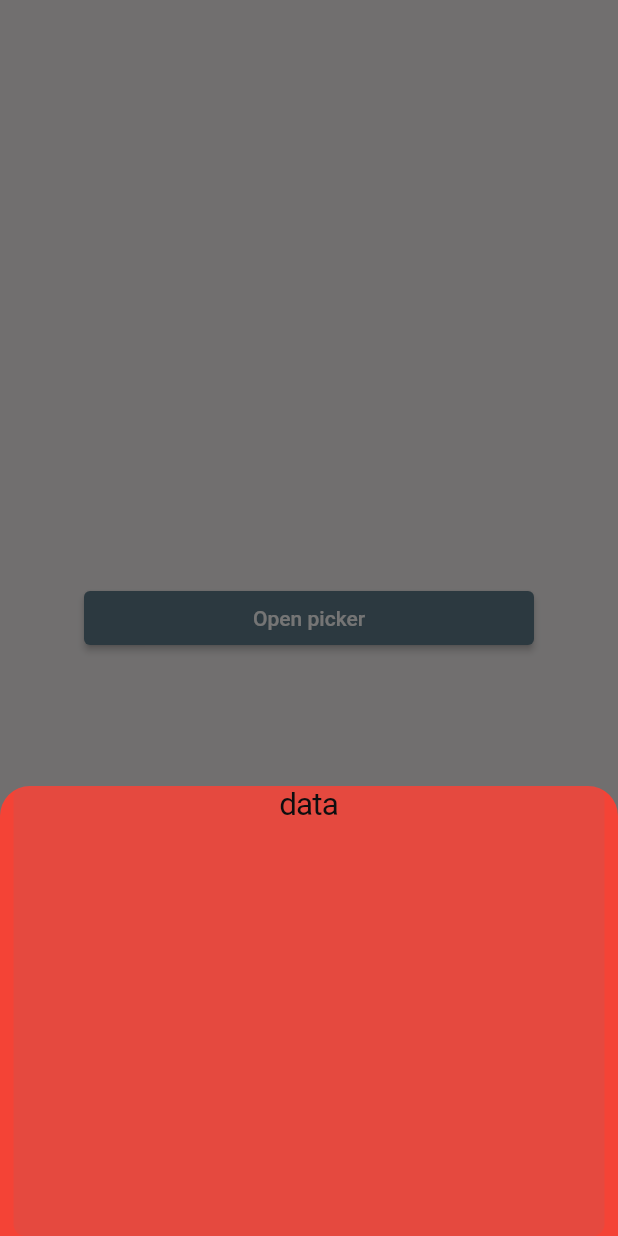
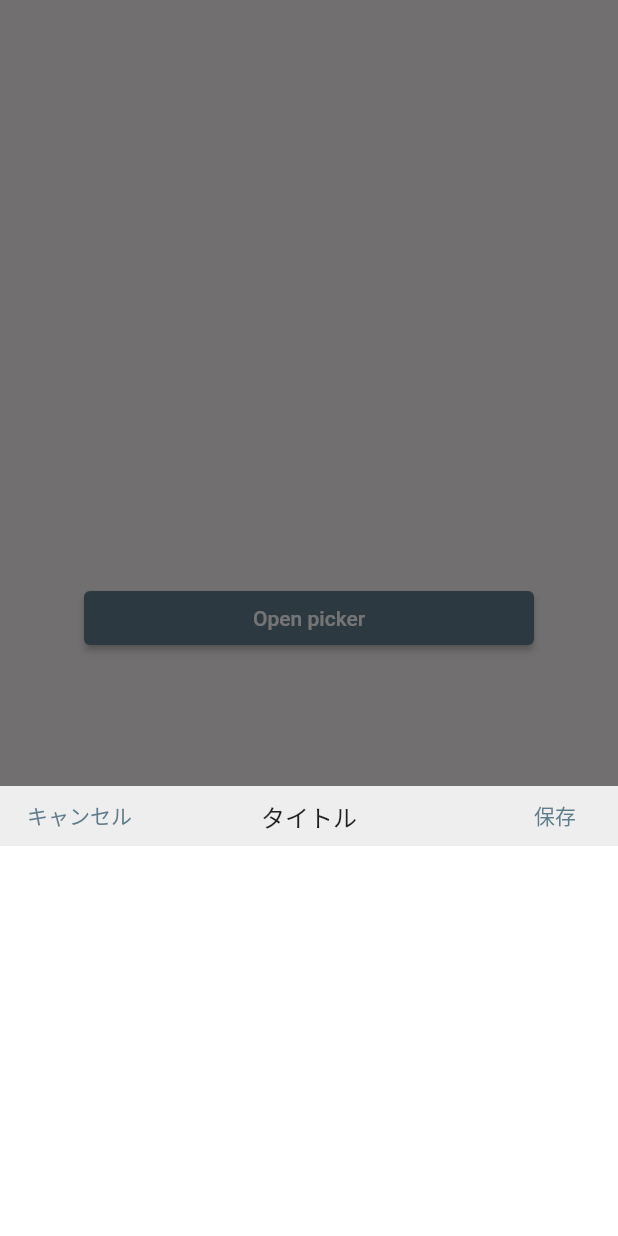
Before and after one commit to daisukemaki1003/flutter-japanese-address-picker, a Flutter app: the screen it shows after launch, after a tap on "Open picker", on a phone screen of 412 x 824 dp. Run offline on Flutter 3.47's test engine with Material 2 defaults, Android fonts, the phone set to English and light mode, and no system bars.

Commit message:
リファクタリング

```diff
--- a/example/lib/main.dart
+++ b/example/lib/main.dart
@@ -39,9 +39,7 @@ class ExampleApp extends StatelessWidget {
           SizedBox(
             width: buttonWidth,
             child: ElevatedButton(
-              onPressed: () {
-                const JapanesePrefecturePicker().show(context);
-              },
+              onPressed: () => _showButtomPicker(context),
               child: const Text('Open picker'),
             ),
           ),
@@ -49,4 +47,20 @@ class ExampleApp extends StatelessWidget {
       ),
     );
   }
+
+  _showButtomPicker(BuildContext context) {
+    JapanesePrefecturePicker(
+      header: JapanesePrefecturePickerHeader(
+        title: const Text('タイトル', style: TextStyle(fontSize: 16)),
+        leading: TextButton(
+          onPressed: () {},
+          child: const Text('キャンセル', style: TextStyle(fontSize: 14)),
+        ),
+        trailing: TextButton(
+          onPressed: () {},
+          child: const Text('保存', style: TextStyle(fontSize: 14)),
+        ),
+      ),
+    ).show(context);
+  }
 }
--- a/lib/japanese_prefecture_picker.dart
+++ b/lib/japanese_prefecture_picker.dart
@@ -1,67 +1,4 @@
-import 'package:flutter/cupertino.dart';
-import 'package:flutter/material.dart';
+library japanese_prefecture_picker;
 
-class JapanesePrefecturePicker extends StatefulWidget {
-  const JapanesePrefecturePicker({
-    Key? key,
-    this.title,
-  }) : super(key: key);
-
-  /// ピッカーのタイトル
-  /// 未入力の場合はタイトルが表示されません。
-  final String? title;
-
-  void show(BuildContext context) {
-    showModalBottomSheet(
-      context: context,
-      enableDrag: false,
-      constraints: const BoxConstraints(),
-      backgroundColor: Colors.transparent,
-      builder: (context) {
-        return BottomSheet(
-          backgroundColor: Colors.transparent,
-          enableDrag: false,
-          onClosing: () {},
-          builder: (context) {
-            return this;
-          },
-        );
-      },
-    );
-  }
-
-  @override
-  State createState() => _JapanesePrefecturePickerState();
-}
-
-class _JapanesePrefecturePickerState extends State<JapanesePrefecturePicker> {
-  @override
-  Widget build(BuildContext context) {
-    return Container(
-      height: 300,
-      decoration: BoxDecoration(
-        color: Colors.red,
-        borderRadius: const BorderRadius.only(
-          topRight: Radius.circular(20),
-          topLeft: Radius.circular(20),
-        ),
-      ),
-      child: Expanded(
-        child: CupertinoTheme(
-          data: CupertinoThemeData(
-            textTheme: CupertinoTextThemeData(),
-          ),
-          child: CupertinoPicker(
-            itemExtent: 300,
-            scrollController: FixedExtentScrollController(),
-            onSelectedItemChanged: (i) {},
-            children: [
-              Text('data'),
-              Text('data'),
-            ],
-          ),
-        ),
-      ),
-    );
-  }
-}
+export 'src/japanese_prefecture_picker.dart';
+export 'src/widgets/japanese_prefecture_picker_header.dart';
--- /dev/null
+++ b/lib/src/japanese_prefecture_picker.dart
@@ -0,0 +1,49 @@
+import 'package:flutter/material.dart';
+
+class JapanesePrefecturePicker extends StatefulWidget {
+  const JapanesePrefecturePicker({
+    Key? key,
+    this.header,
+  }) : super(key: key);
+
+  /// ピッカーのヘッダー
+  final Widget? header;
+
+  void show(BuildContext context) {
+    showModalBottomSheet(
+      context: context,
+      enableDrag: false,
+      isScrollControlled: false,
+      backgroundColor: Colors.transparent,
+      builder: (context) {
+        return BottomSheet(
+          backgroundColor: Colors.transparent,
+          enableDrag: false,
+          onClosing: () {},
+          builder: (context) => this,
+        );
+      },
+    );
+  }
+
+  @override
+  State createState() => _JapanesePrefecturePickerState();
+}
+
+class _JapanesePrefecturePickerState extends State<JapanesePrefecturePicker> {
+  @override
+  Widget build(BuildContext context) {
+    return Container(
+      height: 300,
+      decoration: BoxDecoration(color: Colors.white),
+      child: Column(
+        children: [
+          widget.header ?? Container(),
+          Expanded(
+            child: Container(),
+          ),
+        ],
+      ),
+    );
+  }
+}
--- a/lib/src/widgets/bottom_sheet_header.dart
+++ b/lib/src/widgets/japanese_prefecture_picker_header.dart
@@ -1,11 +1,12 @@
 import 'package:flutter/material.dart';
 
-class BottomSheetHeader extends StatelessWidget {
-  BottomSheetHeader({
+class JapanesePrefecturePickerHeader extends StatelessWidget {
+  JapanesePrefecturePickerHeader({
     Key? key,
     this.height = 40.0,
     Color? backgroundColor,
     EdgeInsets? padding,
+    this.title,
     this.leading,
     this.trailing,
   }) : super(key: key) {
@@ -27,6 +28,8 @@ class BottomSheetHeader extends StatelessWidget {
   /// ヘッダー内の各WidgetのPaddingについては、Containerに格納し各自Paddingを設定してください。
   late final EdgeInsets padding;
 
+  final Widget? title;
+
   /// ヘッダーの左端に表示するWidget
   final Widget? leading;
 
@@ -42,11 +45,15 @@ class BottomSheetHeader extends StatelessWidget {
       child: Row(
         mainAxisAlignment: MainAxisAlignment.spaceEvenly,
         children: [
-          Expanded(child: leading ?? Container()),
-          Text('タイトル', style: TextStyle(fontSize: 16)),
-          Expanded(child: trailing ?? Container())
+          item(Alignment.centerLeft, leading),
+          item(Alignment.center, title),
+          item(Alignment.centerRight, trailing),
         ],
       ),
     );
   }
+
+  item(AlignmentGeometry? alignment, Widget? widget) {
+    return Expanded(child: Container(alignment: alignment, child: widget));
+  }
 }
```
